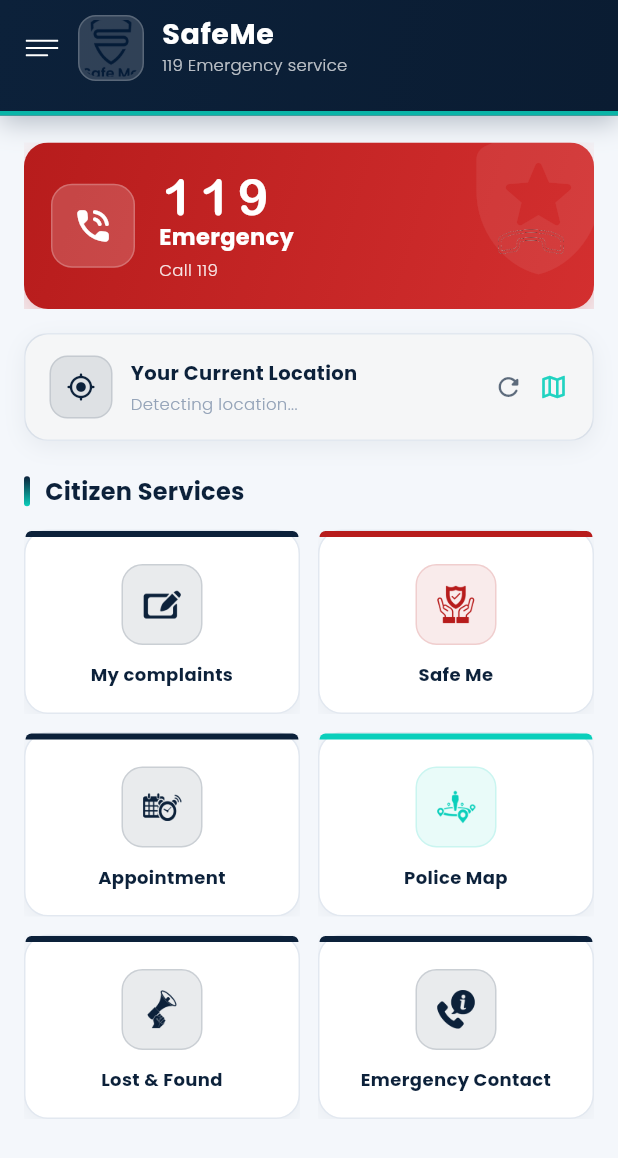
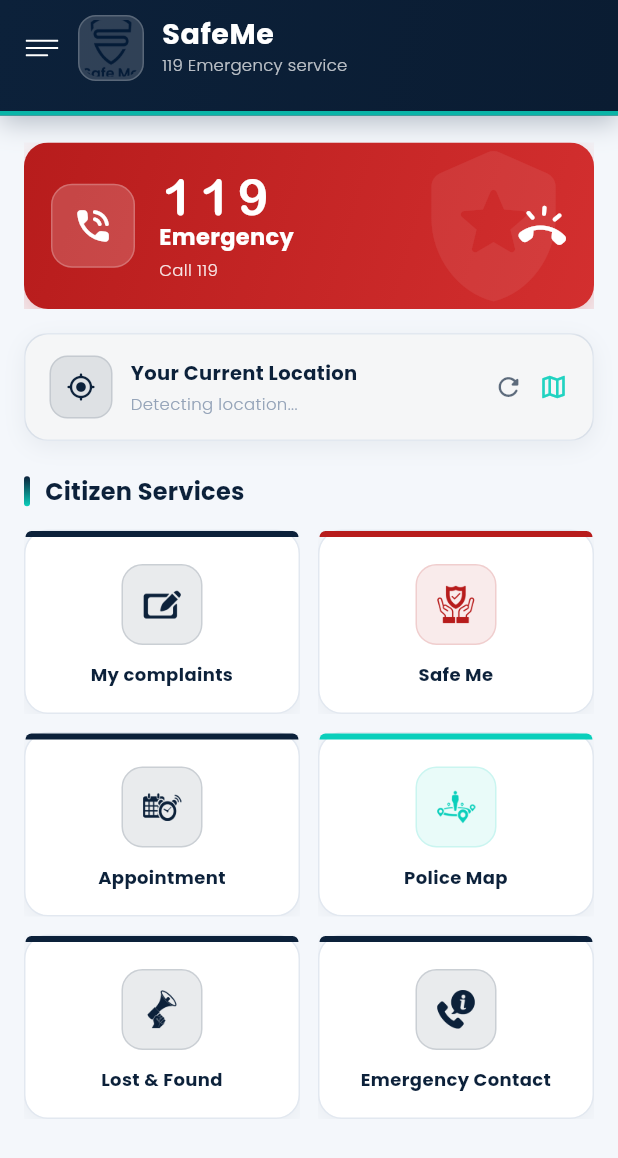
Before and after one commit to mohomadshakeer2004/SafeMe, a Flutter app: the HomeScreen screen opened directly, on a phone screen of 412 x 824 dp. Shown: the top 1158 px of the screen. Run offline on Flutter 3.47's test engine with Material 3 defaults, Android fonts, the phone set to English and light mode, and no system bars; our stand-ins replace audioplayers, cached_network_image, camera, dio, easy_localization, file_picker and 22 more; missing offline and left inert: fluster, flutter_phone_direct_caller, flutter_sound; accounts and stored records are empty.

Commit message:
119 ICON CHANGE
Signed-off-by: SHAKEER <mohomadshakeer3@gmail.com>

```diff
--- a/lib/Screens/home.dart
+++ b/lib/Screens/home.dart
@@ -389,12 +389,15 @@ class _HomeScreenState extends State<HomeScreen> {
           child: Stack(
             children: [
               Positioned(
-                right: -18,
-                top: -18,
-                child: Icon(
-                  Icons.local_police_rounded,
-                  size: 110,
-                  color: Colors.white.withValues(alpha: 0.07),
+                right: 12,
+                top: 0,
+                bottom: 0,
+                child: Center(
+                  child: Icon(
+                    Icons.local_police_rounded,
+                    size: 110,
+                    color: Colors.white.withValues(alpha: 0.07),
+                  ),
                 ),
               ),
               Padding(
@@ -454,15 +457,7 @@ class _HomeScreenState extends State<HomeScreen> {
                         ],
                       ),
                     ),
-                    Image.asset(
-                      'assets/images/ringing.gif',
-                      height: 48,
-                      errorBuilder: (_, __, ___) => const Icon(
-                        Icons.ring_volume_rounded,
-                        color: Colors.white,
-                        size: 36,
-                      ),
-                    ),
+                    const _RingingPhoneIcon(),
                   ],
                 ),
               ),
@@ -753,6 +748,56 @@ class _HomeScreenState extends State<HomeScreen> {
   }
 }
 
+/// White ringing phone icon for the emergency card (always visible on red).
+class _RingingPhoneIcon extends StatefulWidget {
+  const _RingingPhoneIcon();
+
+  @override
+  State<_RingingPhoneIcon> createState() => _RingingPhoneIconState();
+}
+
+class _RingingPhoneIconState extends State<_RingingPhoneIcon>
+    with SingleTickerProviderStateMixin {
+  late final AnimationController _controller;
+  late final Animation<double> _shake;
+
+  @override
+  void initState() {
+    super.initState();
+    _controller = AnimationController(
+      vsync: this,
+      duration: const Duration(milliseconds: 700),
+    )..repeat(reverse: true);
+    _shake = Tween<double>(begin: -0.12, end: 0.12).animate(
+      CurvedAnimation(parent: _controller, curve: Curves.easeInOut),
+    );
+  }
+
+  @override
+  void dispose() {
+    _controller.dispose();
+    super.dispose();
+  }
+
+  @override
+  Widget build(BuildContext context) {
+    return AnimatedBuilder(
+      animation: _shake,
+      builder: (context, child) {
+        return Transform.rotate(
+          angle: _shake.value,
+          child: child,
+        );
+      },
+      child: const Icon(
+        Icons.ring_volume_rounded,
+        color: Colors.white,
+        size: 32,
+      ),
+    );
+  }
+}
+
 class _HomeUi {
   static const double radius = 16;
 
```
